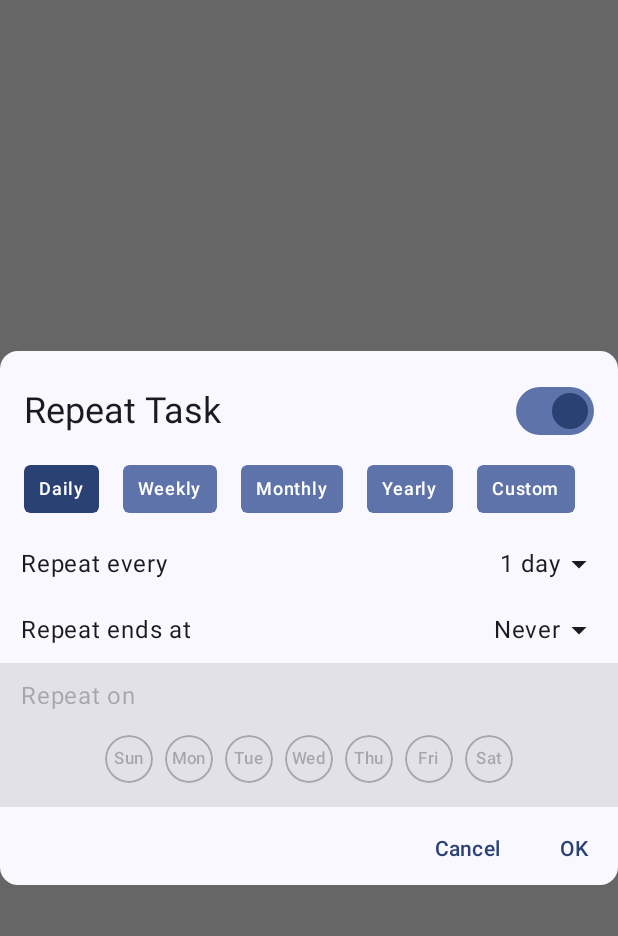
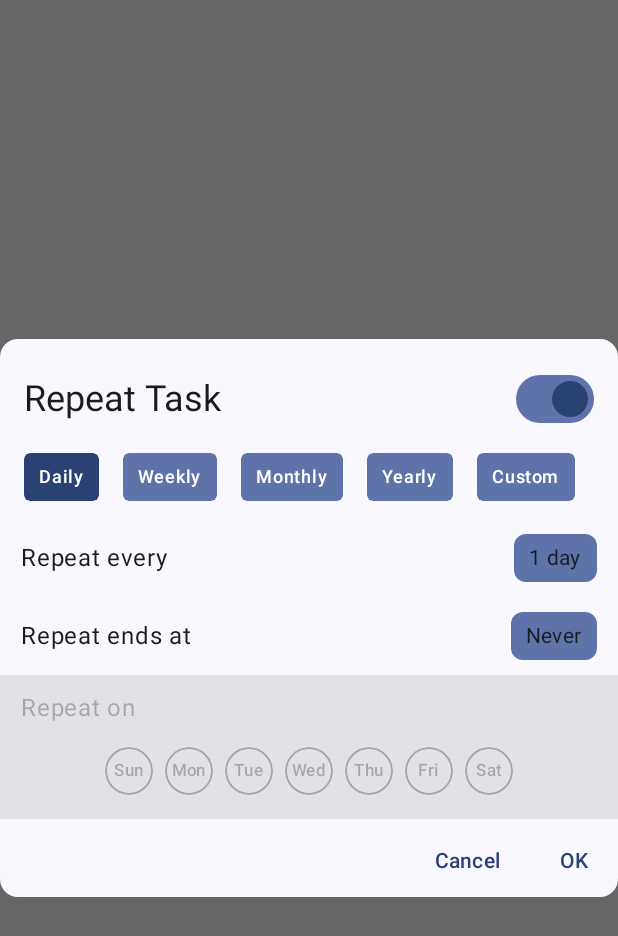
Before and after one commit to PeterG-ithub/todo-list, an Android app built with Jetpack Compose: the @Preview function RepeatSelectionModalPreview, on a phone screen of 412 x 824 dp. Shown: the top 936 px of the screen. Run offline under Robolectric (Android 15) with nearby library versions, the phone set to English and light mode, and no system bars.

Commit message:
Update UI of the selector items for the repeat selector

```diff
--- a/app/src/main/java/com/example/todo_list_v1/ui/task/entry/RepeatSelector.kt
+++ b/app/src/main/java/com/example/todo_list_v1/ui/task/entry/RepeatSelector.kt
@@ -199,16 +199,32 @@ fun RepeatSelectionModal(
                             horizontal = 14.dp
                         )
                 ) {
-                    Row {
+                    Row(
+                        verticalAlignment = Alignment.CenterVertically
+                    ) {
                         Text(
                             text = "Repeat every",
                             color = if (isSwitchChecked) MaterialTheme.colorScheme.onBackground else MaterialTheme.colorScheme.onBackground.copy(alpha = 0.3f)
                         )
                         Spacer(modifier = Modifier.weight(1f))
+                        Box(
+                            modifier = Modifier
+                                .background(
+                                    color = MaterialTheme.colorScheme.primaryContainer,
+                                    shape = RoundedCornerShape(8.dp),
+                                )
+                        ) {
                             Text(
                                 text = selectedRepeatEveryOption,
-                            color = if (isSwitchChecked) MaterialTheme.colorScheme.onBackground else MaterialTheme.colorScheme.onBackground.copy(alpha = 0.3f)
+                                style = MaterialTheme.typography.bodyMedium,
+                                color = if (isSwitchChecked) MaterialTheme.colorScheme.onBackground else MaterialTheme.colorScheme.onBackground.copy(alpha = 0.2f),
+                                modifier = Modifier
+                                    .padding(
+                                        horizontal = 10.dp,
+                                        vertical = 6.dp
                                     )
+                            )
+                        }
                         RepeatEveryDropdown(
                             showMenu = showRepeatEveryDropdown,
                             onDismissRequest = { showRepeatEveryDropdown = false },
@@ -216,11 +232,6 @@ fun RepeatSelectionModal(
                                 selectedRepeatEveryOption = option
                             },
                             selectedOption = repeatUnit
-                        )
-                        Icon(
-                            imageVector = Icons.Default.ArrowDropDown,
-                            contentDescription = "Repeat every dropdown",
-                            tint = if (isSwitchChecked) MaterialTheme.colorScheme.onBackground else MaterialTheme.colorScheme.onBackground.copy(alpha = 0.3f)
                         )
                     }
                 }
@@ -235,7 +246,9 @@ fun RepeatSelectionModal(
                         )
                         .then(
                             if (isSwitchChecked) {
-                                Modifier.clickable { }
+                                Modifier.clickable {
+
+                                }
                             } else {
                                 Modifier
                             }
@@ -245,21 +258,32 @@ fun RepeatSelectionModal(
                             horizontal = 14.dp
                         )
                 ) {
-                    Row {
+                    Row(
+                        verticalAlignment = Alignment.CenterVertically
+                    ) {
                         Text(
                             text = "Repeat ends at",
                             color = if (isSwitchChecked) MaterialTheme.colorScheme.onBackground else MaterialTheme.colorScheme.onBackground.copy(alpha = 0.3f)
                         )
                         Spacer(modifier = Modifier.weight(1f))
+                        Box(
+                            modifier = Modifier
+                                .background(
+                                    color = MaterialTheme.colorScheme.primaryContainer,
+                                    shape = RoundedCornerShape(8.dp),
+                                )
+                        ) {
                             Text(
                                 text = "Never",
-                            color = if (isSwitchChecked) MaterialTheme.colorScheme.onBackground else MaterialTheme.colorScheme.onBackground.copy(alpha = 0.3f)
+                                style = MaterialTheme.typography.bodyMedium,
+                                color = if (isSwitchChecked) MaterialTheme.colorScheme.onBackground else MaterialTheme.colorScheme.onBackground.copy(alpha = 0.2f),
+                                modifier = Modifier
+                                    .padding(
+                                        horizontal = 10.dp,
+                                        vertical = 6.dp
                                     )
-                        Icon(
-                            imageVector = Icons.Default.ArrowDropDown,
-                            contentDescription = "Repeat every dropdown",
-                            tint = if (isSwitchChecked) MaterialTheme.colorScheme.onBackground else MaterialTheme.colorScheme.onBackground.copy(alpha = 0.3f)
                             )
+                        }
                     }
                 }
                 // Repeat On Box
@@ -372,7 +396,7 @@ fun RepeatEveryDropdown(
     if (showMenu) {
         Popup(
             alignment = Alignment.TopEnd,
-            offset = IntOffset(x = 0, y = 64),
+            offset = IntOffset(x = 0, y = 90),
             onDismissRequest = { onDismissRequest() }
         ) {
             Box(
```
Lines whose indentation alone changed are shown as unchanged.
